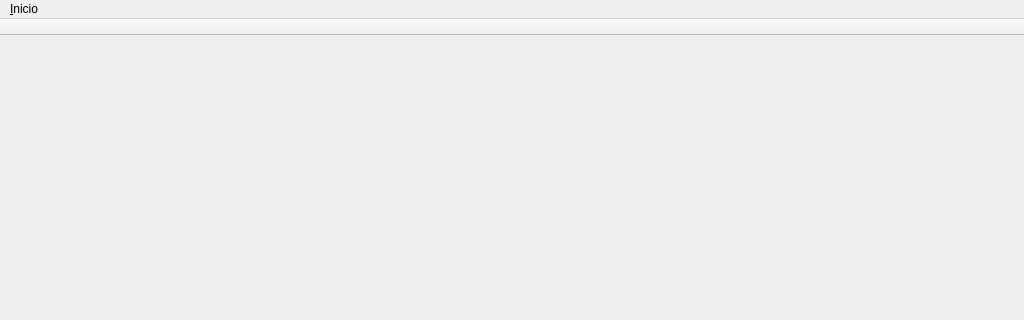
The window that management/project_fs/templates/main_app/mainWindow.ui (ricardosiri68/mchoof) describes before a commit, drawn with Qt 5; both pictures show x 0 to 1024 and y 0 to 320 of the 1024 by 812 pixel window.
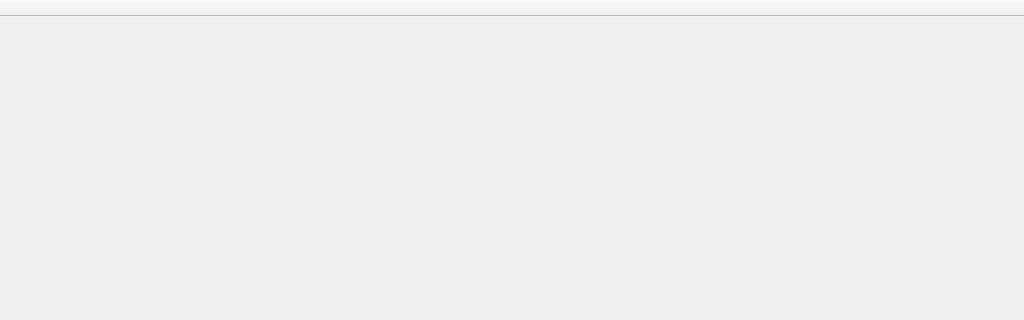
The same window after the commit. Icons and pictures are not drawn.

Commit message: [menubar] acciones preliminares de configuracion del menu

The edit to the form file:
```diff
--- a/management/project_fs/templates/main_app/mainWindow.ui
+++ b/management/project_fs/templates/main_app/mainWindow.ui
@@ -36,13 +36,6 @@
      <height>19</height>
     </rect>
    </property>
-   <widget class="QMenu" name="menuInicio">
-    <property name="title">
-     <string>&amp;Inicio</string>
-    </property>
-    <addaction name="actionExit"/>
-   </widget>
-   <addaction name="menuInicio"/>
   </widget>
   <widget class="QToolBar" name="toolBar">
    <property name="windowTitle">
```
Left out of the diff: 2 changed lines with no effect on the pictures. The commit also changes 7 other files.
